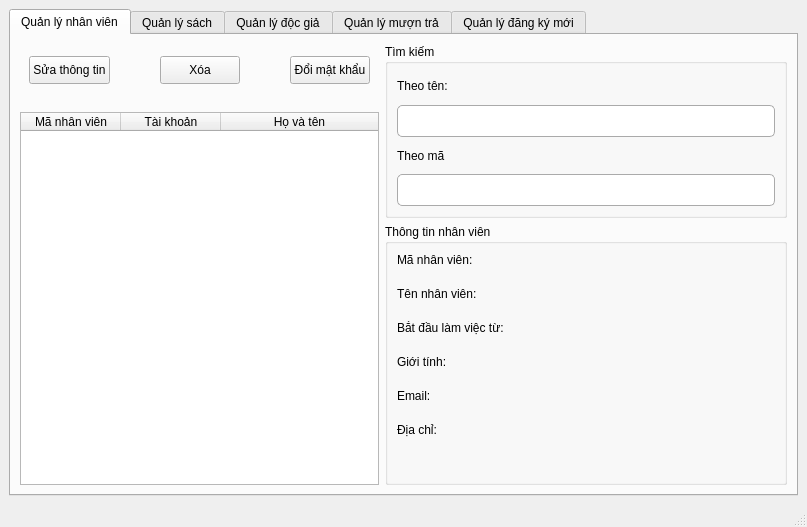
This is admin.ui in duydvu/Library as Qt 5 draws it before an edit. The edited form follows.
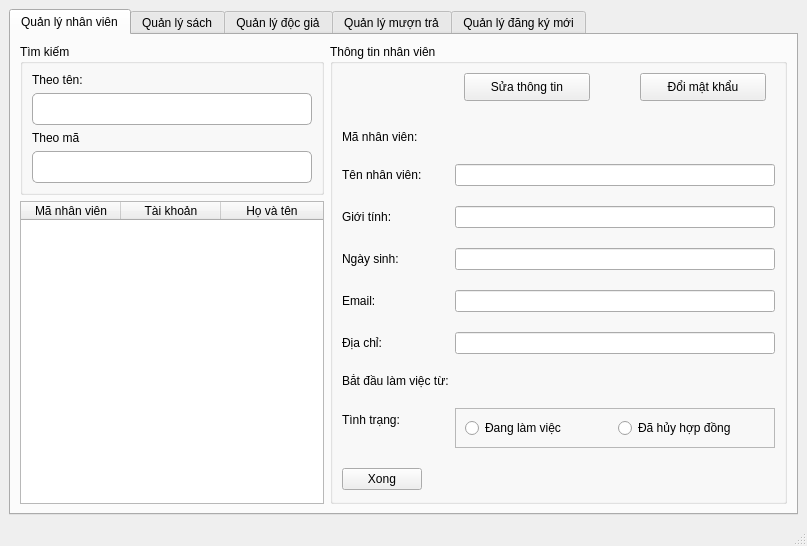
This is the edited form. The open tabs and pages were chosen to show the change.

Patch:
```diff
--- a/admin.ui
+++ b/admin.ui
@@ -26,84 +26,7 @@
        </attribute>
        <layout class="QHBoxLayout" name="horizontalLayout" stretch="2,3">
         <item>
-         <layout class="QVBoxLayout" name="verticalLayout" stretch="1,6">
-          <item>
-           <widget class="QWidget" name="customize" native="true">
-            <layout class="QHBoxLayout" name="horizontalLayout_2">
-             <property name="spacing">
-              <number>50</number>
-             </property>
-             <property name="topMargin">
-              <number>0</number>
-             </property>
-             <property name="bottomMargin">
-              <number>9</number>
-             </property>
-             <item>
-              <widget class="QPushButton" name="changeInfo">
-               <property name="styleSheet">
-                <string notr="true">height: 20px;</string>
-               </property>
-               <property name="text">
-                <string>Sửa thông tin</string>
-               </property>
-              </widget>
-             </item>
-             <item>
-              <widget class="QPushButton" name="remove">
-               <property name="styleSheet">
-                <string notr="true">height: 20px;</string>
-               </property>
-               <property name="text">
-                <string>Xóa</string>
-               </property>
-              </widget>
-             </item>
-             <item>
-              <widget class="QPushButton" name="changePass">
-               <property name="styleSheet">
-                <string notr="true">height: 20px;</string>
-               </property>
-               <property name="text">
-                <string>Đổi mật khẩu</string>
-               </property>
-              </widget>
-             </item>
-            </layout>
-           </widget>
-          </item>
-          <item>
-           <widget class="QTableWidget" name="staffTable">
-            <property name="sortingEnabled">
-             <bool>true</bool>
-            </property>
-            <attribute name="horizontalHeaderStretchLastSection">
-             <bool>true</bool>
-            </attribute>
-            <attribute name="verticalHeaderVisible">
-             <bool>false</bool>
-            </attribute>
-            <column>
-             <property name="text">
-              <string>Mã nhân viên</string>
-             </property>
-            </column>
-            <column>
-             <property name="text">
-              <string>Tài khoản</string>
-             </property>
-            </column>
-            <column>
-             <property name="text">
-              <string>Họ và tên</string>
-             </property>
-            </column>
-           </widget>
-          </item>
-         </layout>
-        </item>
-        <item>
-         <layout class="QVBoxLayout" name="verticalLayout_2" stretch="2,3">
+         <layout class="QVBoxLayout" name="verticalLayout" stretch="0,6">
           <item>
            <widget class="QGroupBox" name="search">
             <property name="title">
@@ -146,6 +69,44 @@
            </widget>
           </item>
           <item>
+           <widget class="QTableWidget" name="staffTable">
+            <property name="editTriggers">
+             <set>QAbstractItemView::NoEditTriggers</set>
+            </property>
+            <property name="selectionBehavior">
+             <enum>QAbstractItemView::SelectRows</enum>
+            </property>
+            <property name="sortingEnabled">
+             <bool>true</bool>
+            </property>
+            <attribute name="horizontalHeaderStretchLastSection">
+             <bool>true</bool>
+            </attribute>
+            <attribute name="verticalHeaderVisible">
+             <bool>false</bool>
+            </attribute>
+            <column>
+             <property name="text">
+              <string>Mã nhân viên</string>
+             </property>
+            </column>
+            <column>
+             <property name="text">
+              <string>Tài khoản</string>
+             </property>
+            </column>
+            <column>
+             <property name="text">
+              <string>Họ và tên</string>
+             </property>
+            </column>
+           </widget>
+          </item>
+         </layout>
+        </item>
+        <item>
+         <layout class="QVBoxLayout" name="verticalLayout_2" stretch="3">
+          <item>
            <widget class="QGroupBox" name="staffInfo">
             <property name="title">
              <string>Thông tin nhân viên</string>
@@ -157,42 +118,134 @@
              <property name="verticalSpacing">
               <number>20</number>
              </property>
-             <item row="0" column="0">
+             <item row="1" column="0">
               <widget class="QLabel" name="staffID">
                <property name="text">
                 <string>Mã nhân viên:</string>
                </property>
               </widget>
              </item>
-             <item row="0" column="1">
-              <widget class="QLabel" name="s_id">
-               <property name="text">
-                <string/>
-               </property>
-              </widget>
-             </item>
-             <item row="1" column="0">
+             <item row="2" column="0">
               <widget class="QLabel" name="staffName">
                <property name="text">
                 <string>Tên nhân viên:</string>
                </property>
               </widget>
              </item>
+             <item row="6" column="0">
+              <widget class="QLabel" name="label_9">
+               <property name="text">
+                <string>Địa chỉ:</string>
+               </property>
+              </widget>
+             </item>
+             <item row="2" column="1">
+              <widget class="QLineEdit" name="s_name">
+               <property name="readOnly">
+                <bool>true</bool>
+               </property>
+              </widget>
+             </item>
+             <item row="6" column="1">
+              <widget class="QLineEdit" name="s_add">
+               <property name="readOnly">
+                <bool>true</bool>
+               </property>
+              </widget>
+             </item>
+             <item row="0" column="1">
+              <widget class="QWidget" name="customize" native="true">
+               <layout class="QHBoxLayout" name="horizontalLayout_2">
+                <property name="spacing">
+                 <number>50</number>
+                </property>
+                <property name="topMargin">
+                 <number>0</number>
+                </property>
+                <property name="bottomMargin">
+                 <number>9</number>
+                </property>
+                <item>
+                 <widget class="QPushButton" name="changeInfo">
+                  <property name="styleSheet">
+                   <string notr="true">height: 20px;</string>
+                  </property>
+                  <property name="text">
+                   <string>Sửa thông tin</string>
+                  </property>
+                 </widget>
+                </item>
+                <item>
+                 <widget class="QPushButton" name="changePass">
+                  <property name="styleSheet">
+                   <string notr="true">height: 20px;</string>
+                  </property>
+                  <property name="text">
+                   <string>Đổi mật khẩu</string>
+                  </property>
+                 </widget>
+                </item>
+               </layout>
+              </widget>
+             </item>
              <item row="1" column="1">
-              <widget class="QLabel" name="s_name">
+              <widget class="QLabel" name="s_id">
                <property name="text">
                 <string/>
                </property>
               </widget>
              </item>
-             <item row="2" column="0">
+             <item row="9" column="0">
+              <widget class="QPushButton" name="s_done">
+               <property name="text">
+                <string>Xong</string>
+               </property>
+              </widget>
+             </item>
+             <item row="8" column="0">
+              <widget class="QLabel" name="label_25">
+               <property name="text">
+                <string>Tình trạng:</string>
+               </property>
+              </widget>
+             </item>
+             <item row="8" column="1">
+              <widget class="QFrame" name="s_stt">
+               <property name="enabled">
+                <bool>true</bool>
+               </property>
+               <property name="frameShape">
+                <enum>QFrame::StyledPanel</enum>
+               </property>
+               <property name="frameShadow">
+                <enum>QFrame::Raised</enum>
+               </property>
+               <layout class="QHBoxLayout" name="horizontalLayout_17">
+                <item>
+                 <widget class="QRadioButton" name="s_active">
+                  <property name="text">
+                   <string>Đang làm việc</string>
+                  </property>
+                 </widget>
+                </item>
+                <item>
+                 <widget class="QRadioButton" name="s_nactive">
+                  <property name="text">
+                   <string>Đã hủy hợp đồng</string>
+                  </property>
+                 </widget>
+                </item>
+               </layout>
+              </widget>
+             </item>
+             <item row="7" column="0">
               <widget class="QLabel" name="startDate">
                <property name="text">
                 <string>Bắt đầu làm việc từ:</string>
                </property>
               </widget>
              </item>
-             <item row="2" column="1">
+             <item row="7" column="1">
               <widget class="QLabel" name="s_DoP">
                <property name="text">
                 <string/>
@@ -207,37 +260,33 @@
               </widget>
              </item>
              <item row="3" column="1">
-              <widget class="QLabel" name="s_sex">
-               <property name="text">
-                <string/>
-               </property>
-              </widget>
-             </item>
-             <item row="4" column="0">
-              <widget class="QLabel" name="label_8">
-               <property name="text">
-                <string>Email:</string>
-               </property>
-              </widget>
-             </item>
-             <item row="4" column="1">
-              <widget class="QLabel" name="s_email">
-               <property name="text">
-                <string/>
+              <widget class="QLineEdit" name="s_sex">
+               <property name="readOnly">
+                <bool>true</bool>
                </property>
               </widget>
              </item>
              <item row="5" column="0">
-              <widget class="QLabel" name="label_9">
+              <widget class="QLabel" name="label_8">
                <property name="text">
-                <string>Địa chỉ:</string>
+                <string>Email:</string>
                </property>
               </widget>
              </item>
              <item row="5" column="1">
-              <widget class="QLabel" name="s_add">
+              <widget class="QLineEdit" name="s_email">
+               <property name="readOnly">
+                <bool>true</bool>
+               </property>
+              </widget>
+             </item>
+             <item row="4" column="1">
+              <widget class="QLineEdit" name="s_DoB"/>
+             </item>
+             <item row="4" column="0">
+              <widget class="QLabel" name="label_27">
                <property name="text">
-                <string/>
+                <string>Ngày sinh:</string>
                </property>
               </widget>
              </item>
```
Left out of the diff: 235 changed lines with no effect on the pictures.
